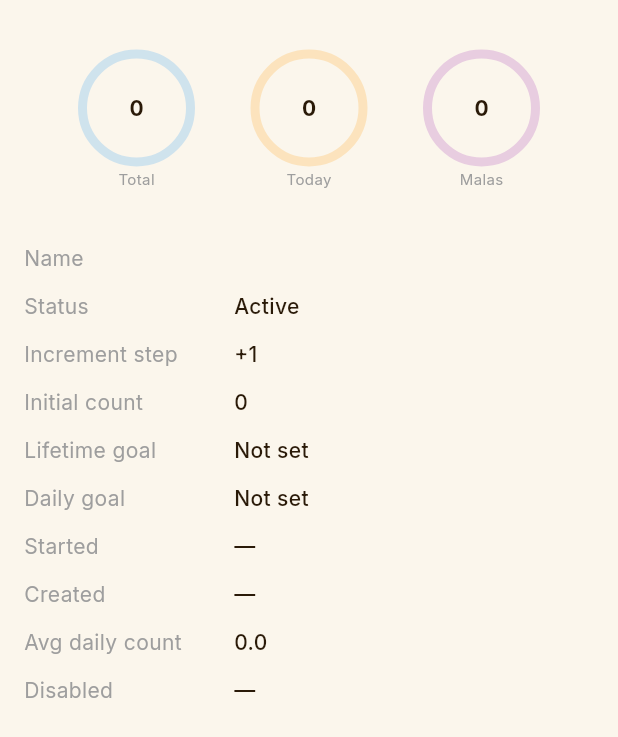
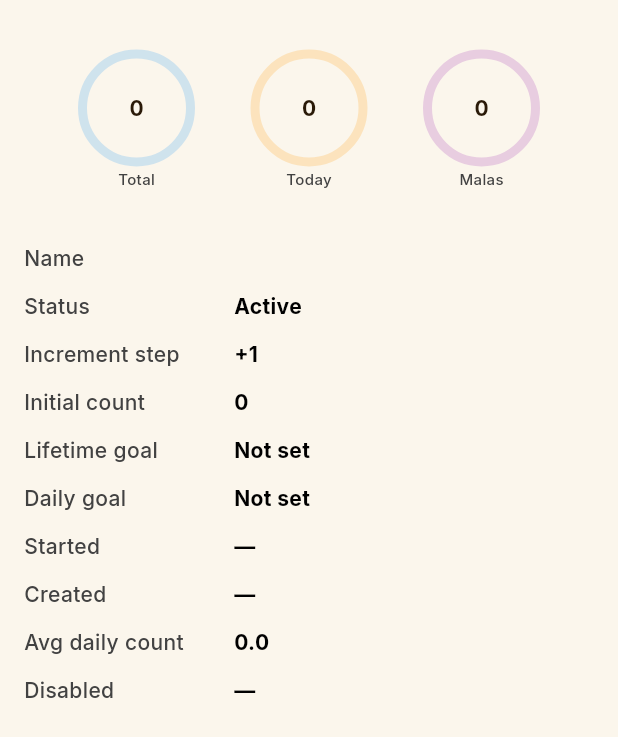
Before and after one commit to sreerajp80/MantraJapaCounter, a Flutter app: the _CounterDetail widget shown alone on an empty page, opened directly with empty values, on a phone screen of 412 x 824 dp. Shown: the top 737 px of the screen. Run offline on Flutter 3.47's test engine with Material 3 defaults, Android fonts, the phone set to English and light mode, and no system bars; our stand-ins replace audioplayers, file_picker, flutter_local_notifications, flutter_riverpod, go_router, package_info_plus and 3 more; accounts and stored records are empty.

Commit message:
Features Added
Colour for About screen
Validation for incremental value not greater than daily goal

```diff
--- a/mantra_japa_counter/lib/screens/about_counter_screen.dart
+++ b/mantra_japa_counter/lib/screens/about_counter_screen.dart
@@ -171,12 +171,17 @@ class _CounterDetail extends StatelessWidget {
           SizedBox(
             width: 140,
             child: Text(label,
-                style: const TextStyle(color: Colors.grey, fontSize: 14)),
+                style: TextStyle(
+                    color: Colors.grey[800],
+                    fontWeight: FontWeight.w500,
+                    fontSize: 14)),
           ),
           Expanded(
             child: Text(value,
                 style: const TextStyle(
-                    fontWeight: FontWeight.w500, fontSize: 14)),
+                    color: Colors.black,
+                    fontWeight: FontWeight.w700,
+                    fontSize: 14)),
           ),
         ],
       ),
--- a/mantra_japa_counter/lib/widgets/circular_progress_widget.dart
+++ b/mantra_japa_counter/lib/widgets/circular_progress_widget.dart
@@ -40,7 +40,10 @@ class CircularProgressWidget extends StatelessWidget {
             ),
           ),
           Text(bottomLabel,
-              style: const TextStyle(fontSize: 10, color: Colors.grey)),
+              style: TextStyle(
+                  fontSize: 10,
+                  color: Colors.grey[800],
+                  fontWeight: FontWeight.w500)),
         ],
       ),
     );
--- a/mantra_japa_counter/pubspec.yaml
+++ b/mantra_japa_counter/pubspec.yaml
@@ -1,7 +1,7 @@
 name: mantra_japa_counter
 description: Mantra Japa Counter — track your mantra recitation practice.
 publish_to: 'none'
-version: 6.8.8+1
+version: 6.8.9+1
 
 environment:
   sdk: ^3.11.5
```
Also changed, not shown: mantra_japa_counter/lib/screens/counter_list_screen.dart (+23 -5 lines).
